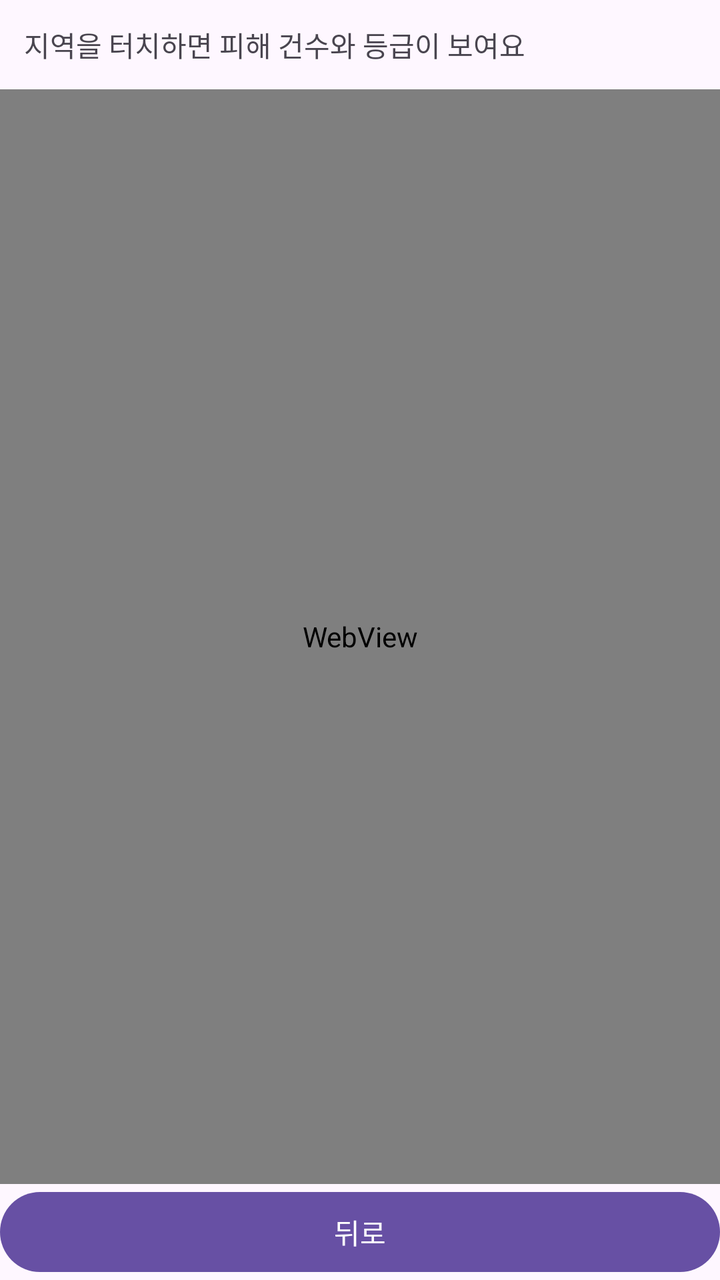
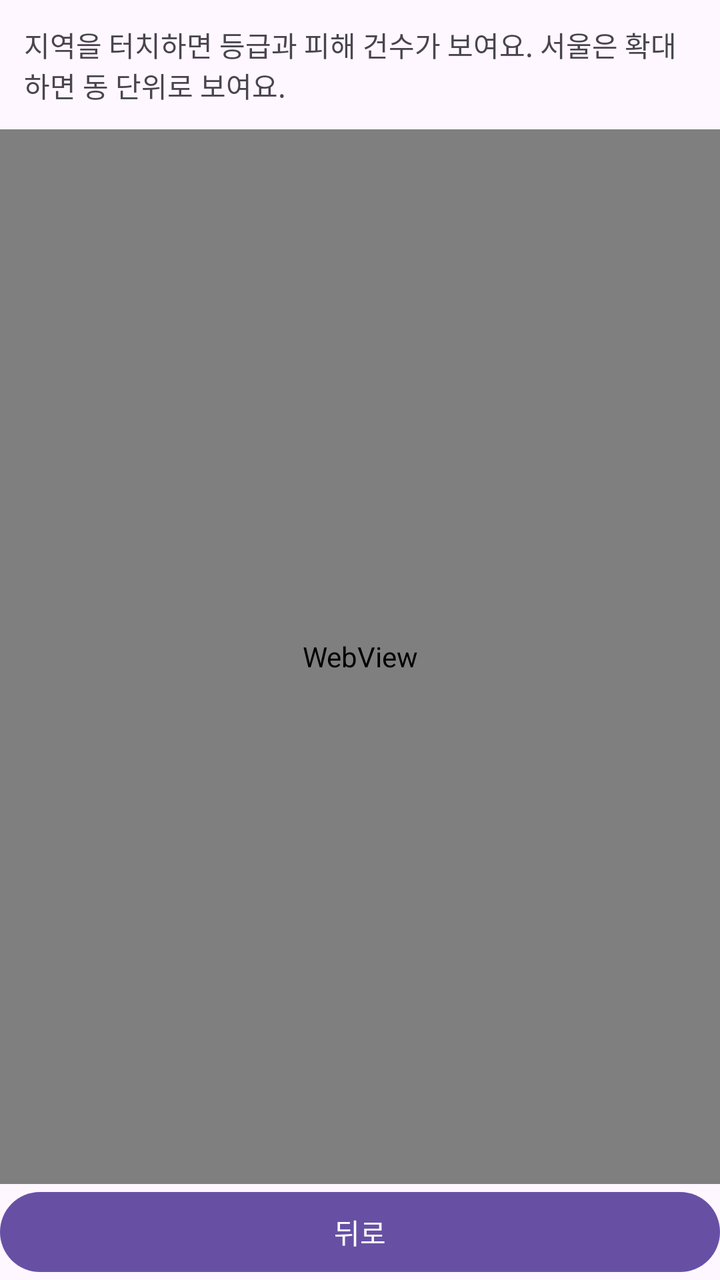

An Android layout rendered at two revisions. The XML below is the earlier revision; the diff shows what the commit changed to produce the second picture.
<!-- AndroidManifest.xml: application theme Theme.SEMESH -->
<!-- res/layout/activity_map.xml -->
<?xml version="1.0" encoding="utf-8"?>
<LinearLayout xmlns:android="http://schemas.android.com/apk/res/android"
    xmlns:tools="http://schemas.android.com/tools"
    android:layout_width="match_parent"
    android:layout_height="match_parent"
    android:fitsSystemWindows="true"
    android:orientation="vertical"
    tools:context=".MapActivity">

    <TextView
        android:id="@+id/tvMapInfo"
        android:layout_width="match_parent"
        android:layout_height="wrap_content"
        android:padding="12dp"
        android:text="지역을 터치하면 피해 건수와 등급이 보여요"
        android:textSize="14sp" />

    
    <WebView
        android:id="@+id/webMap"
        android:layout_width="match_parent"
        android:layout_height="0dp"
        android:layout_weight="1" />

    <Button
        android:id="@+id/btnMapBack"
        android:layout_width="match_parent"
        android:layout_height="wrap_content"
        android:text="@string/btn_back" />
</LinearLayout>
<!-- resources referenced by this layout -->
<resources>
  <string name="btn_back">뒤로</string>
  <style name="Theme.SEMESH" parent="Base.Theme.SEMESH" />
  <style name="Base.Theme.SEMESH" parent="Theme.Material3.DayNight">
          
      </style>
</resources>

<!-- the commit's change to res/layout/activity_map.xml (unified diff, before → after) -->
@@ -12,7 +12,7 @@
         android:layout_width="match_parent"
         android:layout_height="wrap_content"
         android:padding="12dp"
-        android:text="지역을 터치하면 피해 건수와 등급이 보여요"
+        android:text="지역을 터치하면 등급과 피해 건수가 보여요. 서울은 확대하면 동 단위로 보여요."
         android:textSize="14sp" />
 
     
